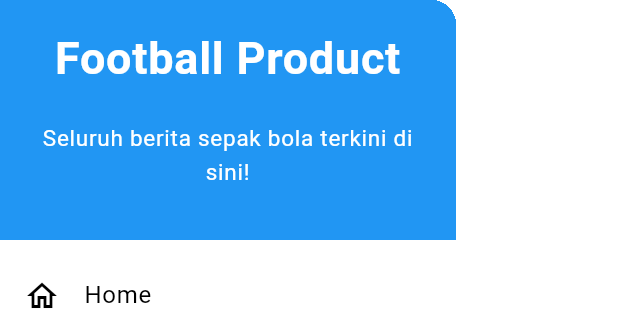
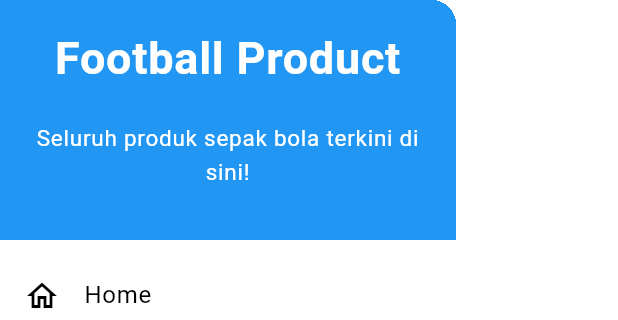
Before and after one commit to anotherbondan/pacil-ballers-mobile, a Flutter app: the LeftDrawer widget shown alone on an empty page, opened directly, on a phone screen of 412 x 824 dp. Shown: the top 320 px of the screen. Run offline on Flutter 3.47's test engine with Material 3 defaults, Android fonts, the phone set to English and light mode, and no system bars; missing offline and left inert: pbp_django_auth.

Commit message:
edit drawer text

```diff
--- a/lib/widgets/left_drawer.dart
+++ b/lib/widgets/left_drawer.dart
@@ -26,7 +26,7 @@ class LeftDrawer extends StatelessWidget {
                 ),
                 Padding(padding: EdgeInsets.all(10)),
                 Text(
-                  "Seluruh berita sepak bola terkini di sini!",
+                  "Seluruh produk sepak bola terkini di sini!",
                   textAlign: TextAlign.center,
                   style: TextStyle(
                     fontSize: 15,
```
